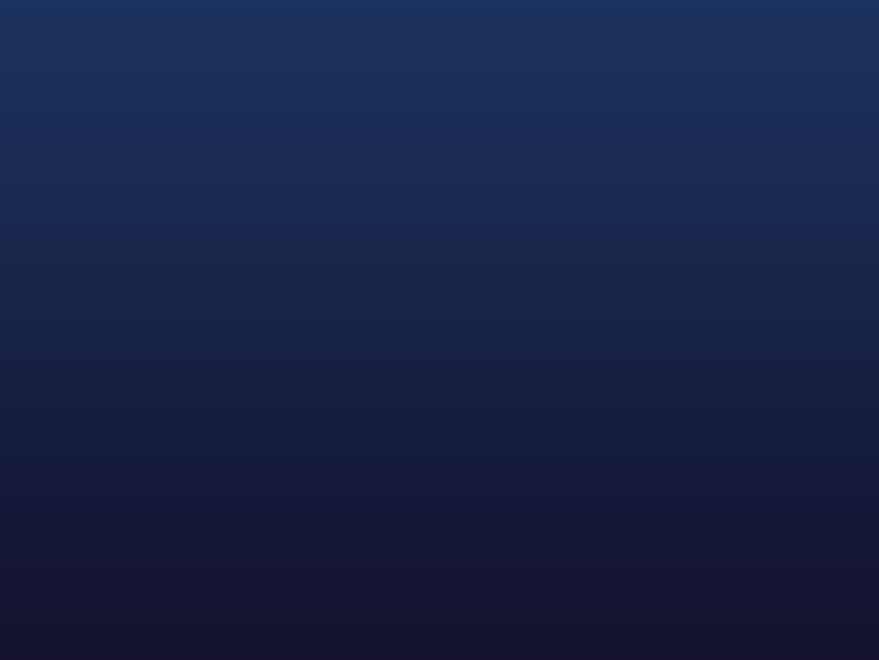
The window that Qt/coursevisualize.ui (KerollosRady/University-mangament-system) describes before a commit, drawn with Qt 5.
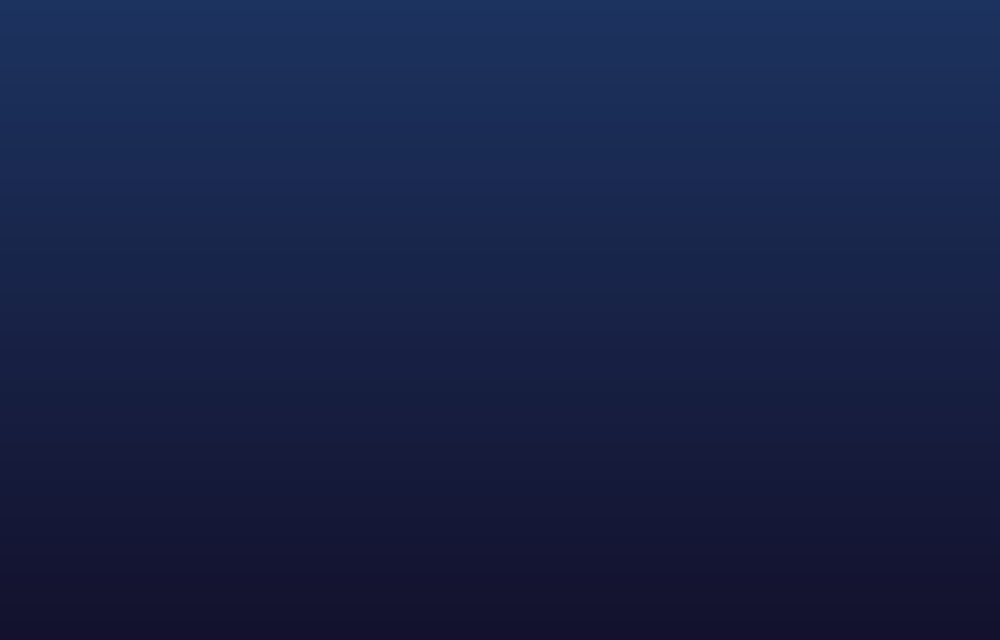
The same window after the commit.

Diff of the .ui file:
```diff
--- a/Qt/coursevisualize.ui
+++ b/Qt/coursevisualize.ui
@@ -6,8 +6,8 @@
    <rect>
     <x>0</x>
     <y>0</y>
-    <width>879</width>
-    <height>660</height>
+    <width>1000</width>
+    <height>640</height>
    </rect>
   </property>
   <property name="windowTitle">
```
